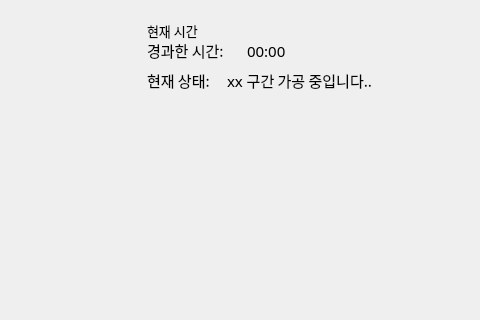
First picture: the form in gui_1.ui, repository bobibul/STFT_monitoring, before the edit; both pictures show x 333 to 813 and y 0 to 320 of the 813 by 764 pixel window.
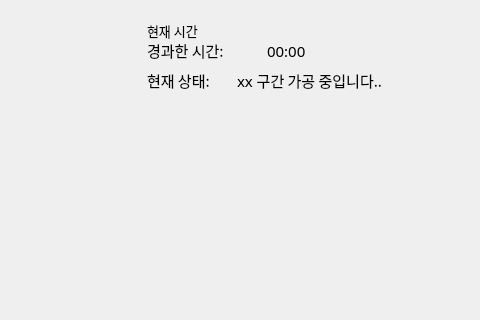
Second picture: the form after the edit.

What changed in the file:
```diff
--- a/gui_1.ui
+++ b/gui_1.ui
@@ -94,7 +94,7 @@
     <rect>
      <x>480</x>
      <y>40</y>
-     <width>91</width>
+     <width>111</width>
      <height>21</height>
     </rect>
    </property>
@@ -111,7 +111,7 @@
   <widget class="QLabel" name="elapsed_time_label">
    <property name="geometry">
     <rect>
-     <x>580</x>
+     <x>600</x>
      <y>40</y>
      <width>191</width>
      <height>21</height>
@@ -168,7 +168,7 @@
   <widget class="QLabel" name="current_state_label">
    <property name="geometry">
     <rect>
-     <x>560</x>
+     <x>570</x>
      <y>70</y>
      <width>221</width>
      <height>21</height>
@@ -187,9 +187,9 @@
   <widget class="QLabel" name="current_state_label_2">
    <property name="geometry">
     <rect>
-     <x>560</x>
-     <y>90</y>
-     <width>221</width>
+     <x>480</x>
+     <y>110</y>
+     <width>301</width>
      <height>21</height>
     </rect>
    </property>
@@ -206,9 +206,9 @@
   <widget class="QLabel" name="current_state_label_3">
    <property name="geometry">
     <rect>
-     <x>560</x>
-     <y>110</y>
-     <width>221</width>
+     <x>480</x>
+     <y>130</y>
+     <width>311</width>
      <height>21</height>
     </rect>
    </property>
```
